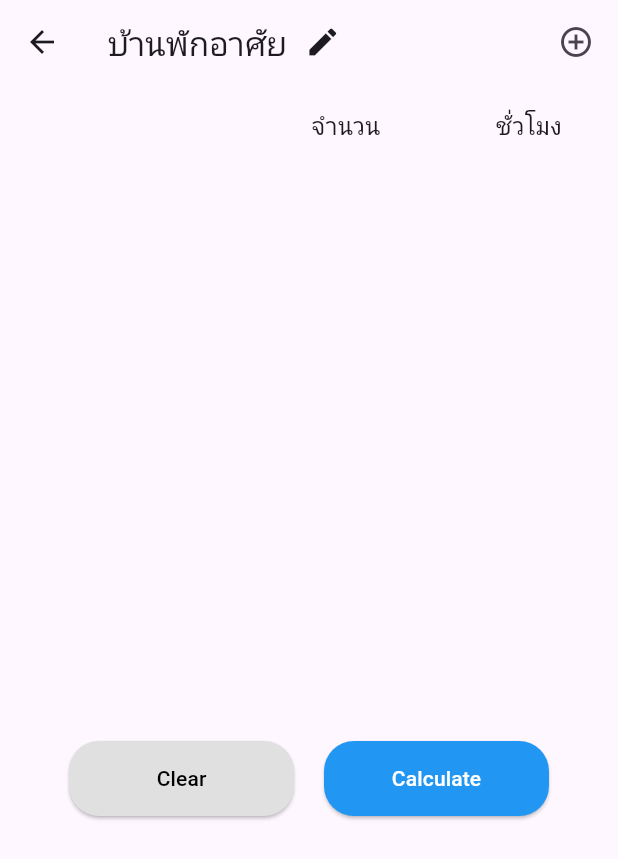
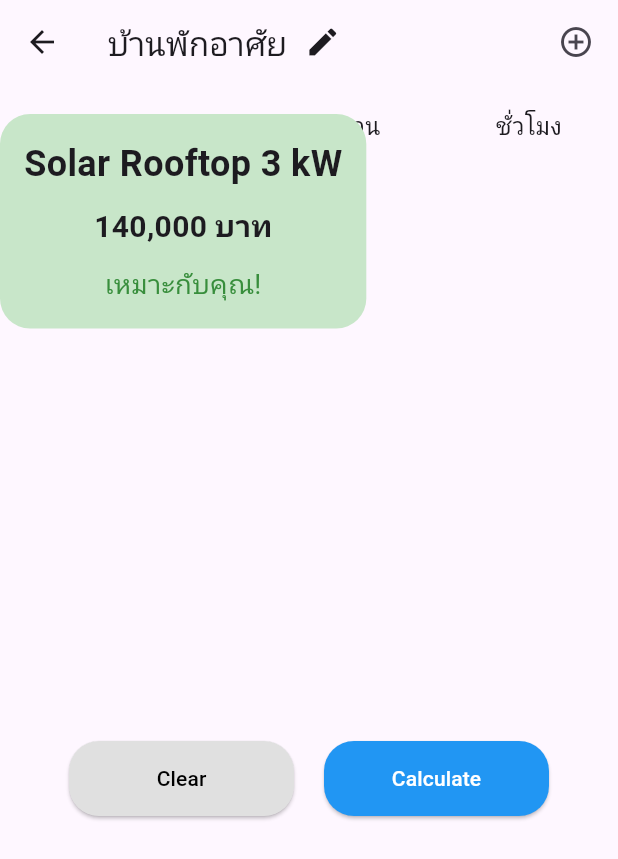
Before and after one commit to MatchaLatte479/MobileApplication-Project-22, a Flutter app: the ResidentPage screen opened directly, after a tap on "Calculate", on a phone screen of 412 x 824 dp. Shown: the top 859 px of the screen. Run offline on Flutter 3.47's test engine with Material 3 defaults, Android fonts, the phone set to English and light mode, and no system bars.

Commit message:
update resident.dart

```diff
--- a/lib/pages/resident.dart
+++ b/lib/pages/resident.dart
@@ -14,14 +14,18 @@
     {'name': 'ทีวี', 'icon': Icons.tv},
     {'name': 'ไมโครเวฟ', 'icon': Icons.microwave},
   ];
+
   final Map<String, Map<String, TextEditingController>> selectedAppliances = {};
+  Widget? _resultWidget;
 
   void addAppliance(BuildContext context, TapDownDetails details) {
     final RenderBox overlay =
         Overlay.of(context).context.findRenderObject() as RenderBox;
     final RelativeRect position = RelativeRect.fromRect(
       Rect.fromPoints(
-          details.globalPosition, details.globalPosition.translate(1, 1)),
+        details.globalPosition,
+        details.globalPosition.translate(1, 1),
+      ),
       Offset.zero & overlay.size,
     );
 
@@ -56,11 +60,86 @@
         controllers['hours']?.dispose();
       });
       selectedAppliances.clear();
+      _resultWidget = null;
     });
   }
 
   void _calculate() {
-    print('Calculating...');
+    Map<String, double> powerRates = {
+      'หลอดไฟ': 0.02,
+      'ตู้เย็น': 0.15,
+      'พัดลม': 0.07,
+      'แอร์': 1.2,
+      'ทีวี': 0.1,
+      'ไมโครเวฟ': 1.2,
+    };
+
+    double totalKWhPerDay = 0.0;
+
+    selectedAppliances.forEach((name, controllers) {
+      int quantity = int.tryParse(controllers['quantity']?.text ?? '') ?? 0;
+      int hours = int.tryParse(controllers['hours']?.text ?? '') ?? 0;
+      double power = powerRates[name] ?? 0.0;
+
+      totalKWhPerDay += quantity * hours * power;
+    });
+
+    double estimatedKW = (totalKWhPerDay / 4).ceilToDouble();
+
+    final List<Map<String, dynamic>> solarOptions = [
+      {'kw': 3, 'price': 140000},
+      {'kw': 5, 'price': 195400},
+      {'kw': 10, 'price': 329600},
+      {'kw': 15, 'price': 470800},
+      {'kw': 20, 'price': 623900},
+      {'kw': 30, 'price': 929900},
+      {'kw': 60, 'price': 1824400},
+      {'kw': 100, 'price': 3001400},
+    ];
+
+    final matched = solarOptions.firstWhere(
+      (option) => option['kw'] >= estimatedKW,
+      orElse: () => solarOptions.last,
+    );
+
+    setState(() {
+      _resultWidget = Container(
+        padding: EdgeInsets.all(16),
+        margin: EdgeInsets.only(top: 20),
+        decoration: BoxDecoration(
+          color: Colors.green[100],
+          borderRadius: BorderRadius.circular(20),
+        ),
+        child: Column(
+          mainAxisSize: MainAxisSize.min,
+          children: [
+            Text(
+              'Solar Rooftop ${matched['kw']} kW',
+              style: TextStyle(
+                fontSize: 24,
+                fontWeight: FontWeight.bold,
+              ),
+            ),
+            SizedBox(height: 10),
+            Text(
+              '${matched['price'].toString().replaceAllMapped(RegExp(r'\B(?=(\d{3})+(?!\d))'), (match) => ',')} บาท',
+              style: TextStyle(
+                fontSize: 20,
+                fontWeight: FontWeight.bold,
+              ),
+            ),
+            SizedBox(height: 10),
+            Text(
+              'เหมาะกับคุณ!',
+              style: TextStyle(
+                fontSize: 18,
+                color: Colors.green[700],
+              ),
+            ),
+          ],
+        ),
+      );
+    });
   }
 
   @override
@@ -219,6 +298,7 @@
               ],
             ),
           ),
+          if (_resultWidget != null) _resultWidget!,
         ],
       ),
     );
```
Also changed, not shown: pubspec.lock, 125 other files.
